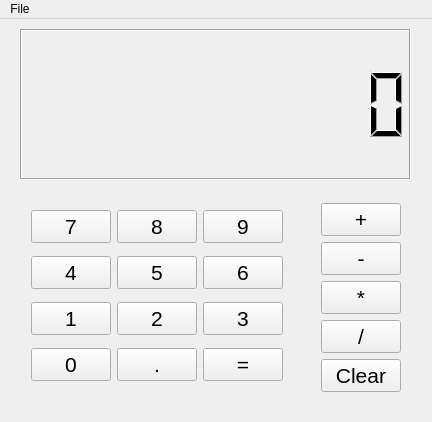
Old version of the form mainwindow.ui in the repository AbhyudayaSharma/Calculator.
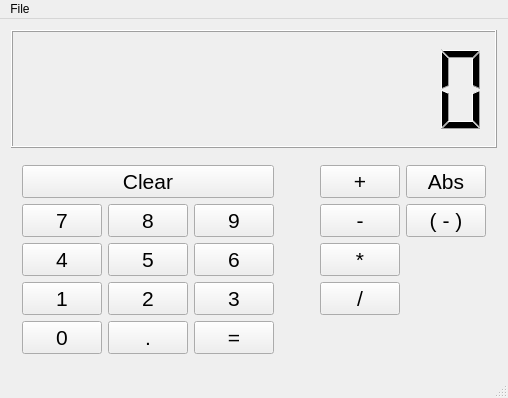
New version of the form.

What changed in the file:
```diff
--- a/mainwindow.ui
+++ b/mainwindow.ui
@@ -9,8 +9,8 @@
    <rect>
     <x>0</x>
     <y>0</y>
-    <width>432</width>
-    <height>422</height>
+    <width>500</width>
+    <height>398</height>
    </rect>
   </property>
   <property name="sizePolicy">
@@ -26,21 +26,23 @@
    <enum>QTabWidget::Triangular</enum>
   </property>
   <widget class="QWidget" name="centralWidget">
+   <layout class="QHBoxLayout" name="horizontalLayout_6">
+    <item>
+     <layout class="QVBoxLayout" name="verticalLayout_4">
+      <item>
    <widget class="QLCDNumber" name="numDisplay">
-    <property name="geometry">
-     <rect>
-      <x>20</x>
-      <y>10</y>
-      <width>391</width>
-      <height>151</height>
-     </rect>
-    </property>
     <property name="sizePolicy">
-     <sizepolicy hsizetype="Maximum" vsizetype="Maximum">
-      <horstretch>5</horstretch>
-      <verstretch>5</verstretch>
-     </sizepolicy>
-    </property>
+         <sizepolicy hsizetype="Preferred" vsizetype="Preferred">
+          <horstretch>0</horstretch>
+          <verstretch>1</verstretch>
+         </sizepolicy>
+        </property>
+        <property name="minimumSize">
+         <size>
+          <width>50</width>
+          <height>100</height>
+         </size>
+        </property>
     <property name="font">
      <font>
       <pointsize>36</pointsize>
@@ -56,7 +58,7 @@
      <enum>QFrame::Box</enum>
     </property>
     <property name="frameShadow">
-     <enum>QFrame::Sunken</enum>
+         <enum>QFrame::Raised</enum>
     </property>
     <property name="smallDecimalPoint">
      <bool>false</bool>
@@ -68,21 +70,33 @@
      <enum>QLCDNumber::Filled</enum>
     </property>
    </widget>
-   <widget class="QWidget" name="layoutWidget">
-    <property name="geometry">
-     <rect>
-      <x>20</x>
-      <y>170</y>
-      <width>392</width>
-      <height>218</height>
-     </rect>
-    </property>
-    <layout class="QGridLayout" name="gridLayout">
+      </item>
+      <item>
+       <widget class="QFrame" name="frame">
+        <property name="sizePolicy">
+         <sizepolicy hsizetype="Preferred" vsizetype="Maximum">
+          <horstretch>1</horstretch>
+          <verstretch>1</verstretch>
+         </sizepolicy>
+        </property>
+        <layout class="QHBoxLayout" name="horizontalLayout_5">
      <property name="sizeConstraint">
       <enum>QLayout::SetMinimumSize</enum>
      </property>
-     <item row="0" column="0">
+         <item>
       <layout class="QVBoxLayout" name="verticalLayout">
+           <item>
+            <widget class="QPushButton" name="button_clear">
+             <property name="font">
+              <font>
+               <pointsize>16</pointsize>
+              </font>
+             </property>
+             <property name="text">
+              <string>Clear</string>
+             </property>
+            </widget>
+           </item>
        <item>
         <layout class="QHBoxLayout" name="horizontalLayout">
          <item>
@@ -245,7 +259,7 @@
        </item>
       </layout>
      </item>
-     <item row="0" column="1">
+         <item>
       <spacer name="horizontalSpacer">
        <property name="font">
         <font>
@@ -255,6 +269,9 @@
        <property name="orientation">
         <enum>Qt::Horizontal</enum>
        </property>
+           <property name="sizeType">
+            <enum>QSizePolicy::MinimumExpanding</enum>
+           </property>
        <property name="sizeHint" stdset="0">
         <size>
          <width>40</width>
@@ -263,7 +280,7 @@
        </property>
       </spacer>
      </item>
-     <item row="0" column="2">
+         <item>
       <layout class="QVBoxLayout" name="verticalLayout_2">
        <item>
         <widget class="QPushButton" name="button_add">
@@ -314,28 +331,77 @@
         </widget>
        </item>
        <item>
-        <widget class="QPushButton" name="button_clear">
+            <spacer name="verticalSpacer_3">
+             <property name="orientation">
+              <enum>Qt::Vertical</enum>
+             </property>
+             <property name="sizeHint" stdset="0">
+              <size>
+               <width>20</width>
+               <height>40</height>
+              </size>
+             </property>
+            </spacer>
+           </item>
+          </layout>
+         </item>
+         <item>
+          <layout class="QVBoxLayout" name="verticalLayout_3">
+           <item>
+            <widget class="QPushButton" name="button_abs">
          <property name="font">
           <font>
            <pointsize>16</pointsize>
           </font>
          </property>
          <property name="text">
-          <string>Clear</string>
+              <string>Abs</string>
          </property>
         </widget>
        </item>
+           <item>
+            <widget class="QPushButton" name="button_unary_minus">
+             <property name="font">
+              <font>
+               <pointsize>16</pointsize>
+              </font>
+             </property>
+             <property name="toolTip">
+              <string>&lt;html&gt;&lt;head/&gt;&lt;body&gt;&lt;p&gt;Unary Minus&lt;/p&gt;&lt;/body&gt;&lt;/html&gt;</string>
+             </property>
+             <property name="text">
+              <string>( - )</string>
+             </property>
+            </widget>
+           </item>
+           <item>
+            <spacer name="verticalSpacer">
+             <property name="orientation">
+              <enum>Qt::Vertical</enum>
+             </property>
+             <property name="sizeHint" stdset="0">
+              <size>
+               <width>20</width>
+               <height>40</height>
+              </size>
+             </property>
+            </spacer>
+           </item>
       </layout>
      </item>
     </layout>
    </widget>
+      </item>
+     </layout>
+    </item>
+   </layout>
   </widget>
   <widget class="QMenuBar" name="menuBar">
    <property name="geometry">
     <rect>
      <x>0</x>
      <y>0</y>
-     <width>432</width>
+     <width>500</width>
      <height>23</height>
     </rect>
    </property>
@@ -347,6 +413,7 @@
    </widget>
    <addaction name="menuFile"/>
   </widget>
+  <widget class="QStatusBar" name="statusBar"/>
   <action name="actionExit">
    <property name="text">
     <string>Exit</string>
```
Left out of the diff: 3 changed lines with no effect on the pictures. Lines whose indentation alone changed are shown as unchanged.
